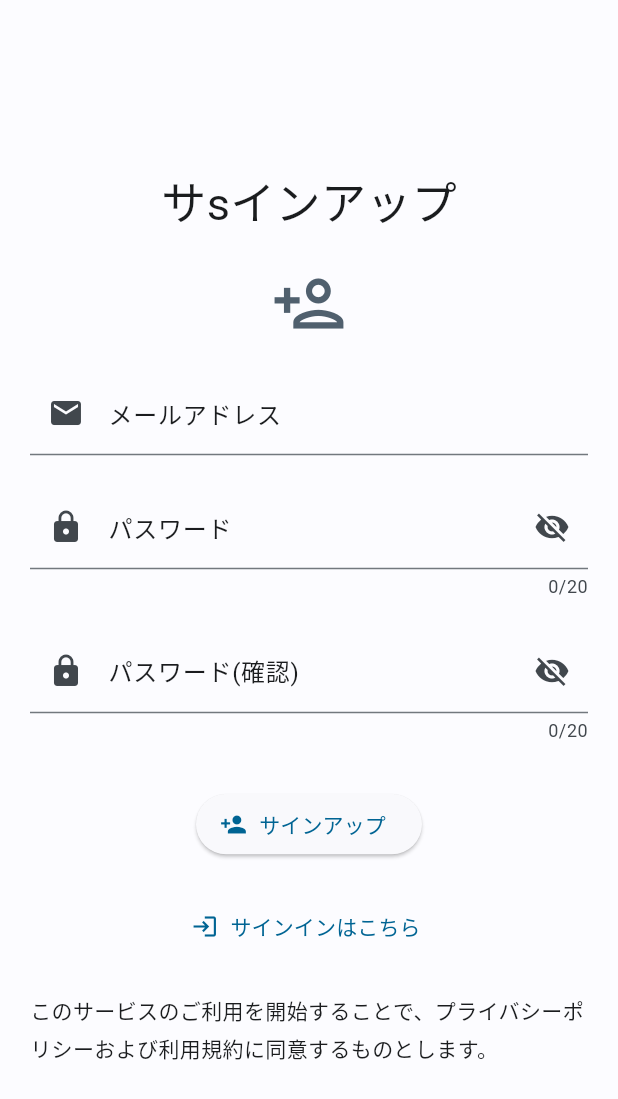
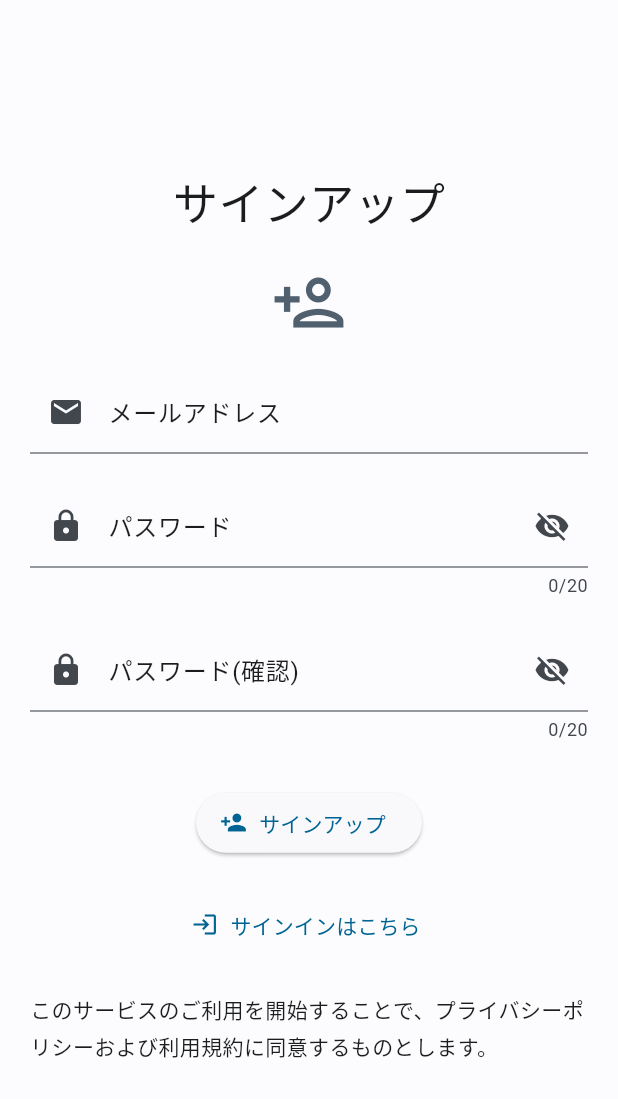
Before and after one commit to dao0203/share_study_app, a Flutter app: the SignUpScreen screen opened directly, on a phone screen of 412 x 824 dp. Shown: the top 1099 px of the screen. Run offline on Flutter 3.47's test engine with Material 2 defaults, Android fonts, the phone set to English and light mode, and no system bars; our stand-ins replace flutter_dotenv, flutter_hooks, flutter_staggered_animations, flutter_svg, freezed_annotation, google_sign_in and 6 more; accounts and stored records are empty; generated files the repository leaves out were written again.

Commit message:
タイプミスを修正

```diff
--- a/lib/ui/view/onboarding/sign_up/sign_up_screen.dart
+++ b/lib/ui/view/onboarding/sign_up/sign_up_screen.dart
@@ -31,7 +31,7 @@ class SignUpScreen extends HookConsumerWidget {
                     mainAxisAlignment: MainAxisAlignment.center,
                     children: [
                       const Text(
-                        'サsインアップ',
+                        'サインアップ',
                         style: TextStyle(fontSize: 30),
                       ),
                       const SizedBox(height: 20),
```
